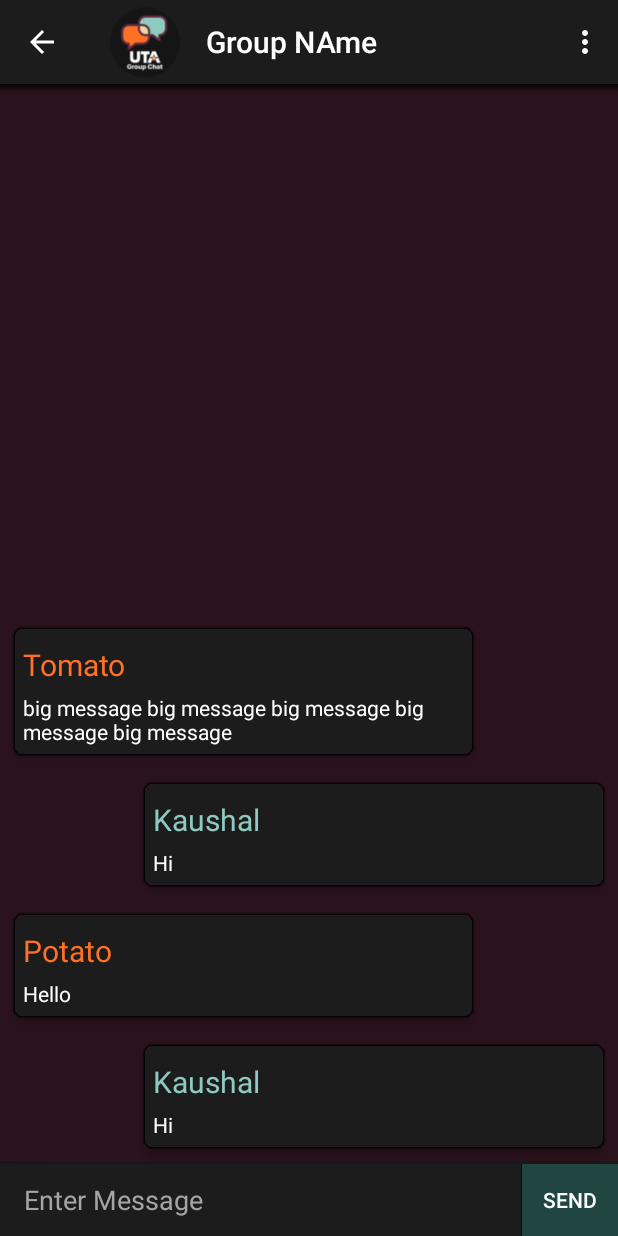
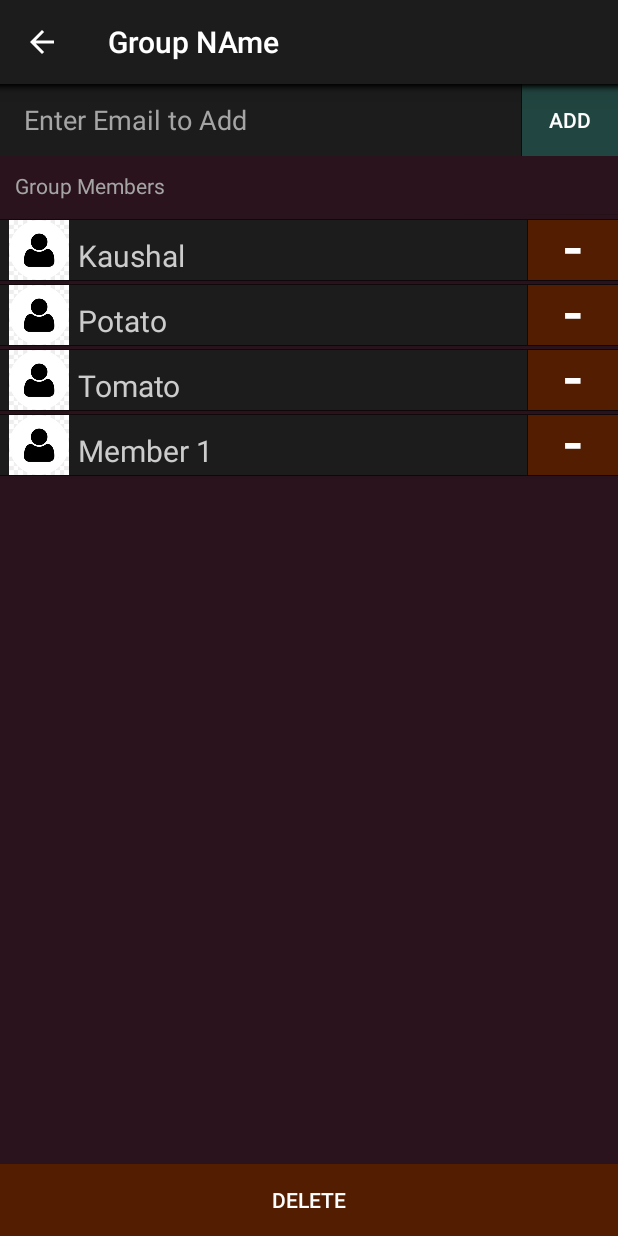
Before and after one commit to KaushalIngle/GroupChatApp, an Android app: the Chat screen opened directly, with no data from a screen before it, in the options menu, after a tap on "Manage Group", on a phone screen of 412 x 824 dp. Run offline under Robolectric (Android 15) with nearby library versions, the phone set to English and light mode, and no system bars.

Commit message:
Add Group Management, Menu and other button clicks

```diff
--- a/app/src/main/AndroidManifest.xml
+++ b/app/src/main/AndroidManifest.xml
@@ -11,6 +11,9 @@
         android:supportsRtl="true"
         android:theme="@style/Theme.GroupChatApp"
         tools:targetApi="31">
+        <activity
+            android:name=".Group"
+            android:exported="false" />
         <activity
             android:name=".Chat"
             android:exported="false" />
--- a/app/src/main/java/com/example/groupchatapp/Chat.java
+++ b/app/src/main/java/com/example/groupchatapp/Chat.java
@@ -5,10 +5,13 @@ import androidx.appcompat.app.AppCompatActivity;
 import androidx.recyclerview.widget.LinearLayoutManager;
 import androidx.recyclerview.widget.RecyclerView;
 
+import android.content.Intent;
 import android.os.Bundle;
 import android.util.Log;
 import android.view.Menu;
 import android.view.MenuInflater;
+import android.view.MenuItem;
+import android.view.View;
 import android.widget.LinearLayout;
 
 import org.json.JSONArray;
@@ -25,7 +28,6 @@ public class Chat extends AppCompatActivity {
         ActionBar actionBar = getSupportActionBar(); // or getActionBar();
         actionBar.setTitle("Group NAme");
         getSupportActionBar().setDisplayOptions(ActionBar.DISPLAY_SHOW_HOME |ActionBar.DISPLAY_SHOW_TITLE | ActionBar.DISPLAY_HOME_AS_UP | ActionBar.DISPLAY_USE_LOGO);
-        actionBar.setLogo(R.drawable.logoactionbar);
         actionBar.setElevation(20);
 
 
@@ -70,7 +72,17 @@ public class Chat extends AppCompatActivity {
             LinearLayoutManager llm = new LinearLayoutManager(this);
             llm.setReverseLayout(true);
             chatrview.setLayoutManager(llm);
-
+            ItemClickSupport.addTo(chatrview).setOnItemClickListener(
+                    new ItemClickSupport.OnItemClickListener() {
+                        @Override
+                        public void onItemClicked(RecyclerView recyclerView, int position, View v) {
+                            // do stuff
+                            Log.d("BUTTONS", "User tapped the "+position+" button on the Chat Activity");
+                            deleteChat(position);
+//                            finish();
+                        }
+                    }
+            );
         } catch (JSONException e) {
             Log.d("exception",e.toString());
         }
@@ -84,4 +96,30 @@ public class Chat extends AppCompatActivity {
         inflater.inflate(R.menu.chat_menu, menu);
         return true;
     }
+    @Override
+    public boolean onOptionsItemSelected(MenuItem item) {
+        // Handle item selection
+        switch (item.getItemId()) {
+            case R.id.manage:
+                switchtoGroupActivity();
+                return true;
+            case R.id.media:
+                return true;
+            default:
+                return super.onOptionsItemSelected(item);
+        }
+    }
+    private void switchtoGroupActivity() {
+        Intent switchActivityIntent = new Intent(this, Group.class);
+        startActivity(switchActivityIntent);
+//        finish();
+    }
+    private void deleteChat(int position){
+
+    }
+    @Override
+    public boolean onSupportNavigateUp() {
+        finish();
+        return true;
+    }
 }
--- /dev/null
+++ b/app/src/main/java/com/example/groupchatapp/Group.java
@@ -0,0 +1,85 @@
+package com.example.groupchatapp;
+
+import androidx.appcompat.app.ActionBar;
+import androidx.appcompat.app.AppCompatActivity;
+import androidx.recyclerview.widget.LinearLayoutManager;
+import androidx.recyclerview.widget.RecyclerView;
+
+import android.os.Bundle;
+import android.util.Log;
+import android.view.View;
+
+import org.json.JSONArray;
+import org.json.JSONException;
+import org.json.JSONObject;
+
+public class Group extends AppCompatActivity {
+
+    @Override
+    protected void onCreate(Bundle savedInstanceState) {
+        super.onCreate(savedInstanceState);
+        setContentView(R.layout.activity_group);
+        String message = getIntent().getStringExtra("message");
+        ActionBar actionBar = getSupportActionBar(); // or getActionBar();
+        actionBar.setTitle("Group NAme");
+        getSupportActionBar().setDisplayOptions(ActionBar.DISPLAY_SHOW_HOME |ActionBar.DISPLAY_SHOW_TITLE | ActionBar.DISPLAY_HOME_AS_UP);
+
+        actionBar.setElevation(20);
+        JSONObject memberlist= null;
+
+        try {
+            memberlist = new JSONObject(
+                    "{" +
+                            "\"members\" : " +
+                            "[" +
+                            "{" +
+                            "\"name\" : \"Kaushal\"," +
+                            "\"isAdmin\" : true,"+
+                            "\"isSelf\" : true"+
+                            "}," +
+                            "{" +
+                            "\"name\" : \"Potato\"," +
+                            "\"isAdmin\" : false,"+
+                            "\"isSelf\" : false"+
+                            "}," +
+                            "{" +
+                            "\"name\" : \"Tomato\"," +
+                            "\"isAdmin\" : false,"+
+                            "isSelf : false"+
+                            "}" +
+                            "]" +
+                            "}"
+            );
+
+            RecyclerView grouprview = (RecyclerView) findViewById(R.id.grouprecycler);
+
+
+            JSONArray grouparray = memberlist.getJSONArray("members");
+
+            GroupAdapter adapter = new GroupAdapter(grouparray);
+            grouprview.setAdapter(adapter);
+            LinearLayoutManager llm = new LinearLayoutManager(this);
+            grouprview.setLayoutManager(llm);
+//            ItemClickSupport.addTo(grouprview).setOnItemClickListener(
+//                    new ItemClickSupport.OnItemClickListener() {
+//                        @Override
+//                        public void onItemClicked(RecyclerView recyclerView, int position, View v) {
+//                            // do stuff
+//                            Log.d("BUTTONS", "User tapped the "+position+" button on the Chat Activity");
+////                            deleteChat(position);
+////                            finish();
+//                        }
+//                    }
+//            );
+
+
+        } catch (JSONException e) {
+            Log.d("exception",e.toString());
+        }
+        }
+    @Override
+    public boolean onSupportNavigateUp() {
+        finish();
+        return true;
+    }
+}
--- /dev/null
+++ b/app/src/main/java/com/example/groupchatapp/GroupAdapter.java
@@ -0,0 +1,78 @@
+
+package com.example.groupchatapp;
+
+import android.content.Context;
+import android.util.Log;
+import android.view.LayoutInflater;
+import android.view.View;
+import android.view.ViewGroup;
+import android.widget.LinearLayout;
+import android.widget.TextView;
+
+import androidx.recyclerview.widget.RecyclerView;
+
+import org.json.JSONArray;
+import org.json.JSONException;
+import org.json.JSONObject;
+
+public class GroupAdapter extends RecyclerView.Adapter<GroupAdapter.ViewHolder> {
+
+    private JSONArray members;
+
+    public GroupAdapter(JSONArray members) {
+        this.members = members;
+    }
+
+    // Provide a direct reference to each of the views within a data item
+    // Used to cache the views within the item layout for fast access
+    public class ViewHolder extends RecyclerView.ViewHolder {
+        // Your holder should contain a member variable
+        // for any view that will be set as you render a row
+        public TextView memberName;
+        // We also create a constructor that accepts the entire item row
+        // and does the view lookups to find each subview
+        public ViewHolder(View itemView) {
+            // Stores the itemView in a public final member variable that can be used
+            // to access the context from any ViewHolder instance.
+            super(itemView);
+            memberName = (TextView) itemView.findViewById(R.id.memberName);
+        }
+    }
+
+    // Usually involves inflating a layout from XML and returning the holder
+    @Override
+    public GroupAdapter.ViewHolder onCreateViewHolder(ViewGroup parent, int viewType) {
+        Context context = parent.getContext();
+        LayoutInflater inflater = LayoutInflater.from(context);
+
+        // Inflate the custom layout
+        View contactView = inflater.inflate(R.layout.group_element, parent, false);
+
+        // Return a new holder instance
+        ViewHolder viewHolder = new ViewHolder(contactView);
+        return viewHolder;
+    }
+
+    // Involves populating data into the item through holder
+    @Override
+    public void onBindViewHolder(GroupAdapter.ViewHolder holder, int position) {
+        // Get the data model based on position
+        JSONObject member;
+        try {
+            member= members.getJSONObject(position);
+            holder.memberName.setText(member.getString("name"));
+        } catch (JSONException e) {
+            Log.d("s","exceptions");
+        }
+
+
+    }
+
+    // Returns the total count of items in the list
+    @Override
+    public int getItemCount() {
+        return 4;
+    }
+
+
+}
--- a/app/src/main/java/com/example/groupchatapp/Home.java
+++ b/app/src/main/java/com/example/groupchatapp/Home.java
@@ -42,7 +42,7 @@ public class Home extends AppCompatActivity {
                         // do stuff
                         Log.d("BUTTONS", "User tapped the "+position+" button on the Home Activity");
                         switchtoChatActivity();
-                        finish();
+//                        finish();
                     }
                 }
         );
@@ -52,6 +52,12 @@ public class Home extends AppCompatActivity {
         inflater.inflate(R.menu.home_menu, menu);
         return true;
     }
+    @Override
+    public boolean onSupportNavigateUp() {
+        finish();
+        return true;
+    }
+
     private void switchtoChatActivity() {
         Intent switchActivityIntent = new Intent(this, Chat.class);
         startActivity(switchActivityIntent);
--- /dev/null
+++ b/app/src/main/res/layout/activity_group.xml
@@ -0,0 +1,86 @@
+<?xml version="1.0" encoding="utf-8"?>
+<androidx.constraintlayout.widget.ConstraintLayout xmlns:android="http://schemas.android.com/apk/res/android"
+    xmlns:app="http://schemas.android.com/apk/res-auto"
+    xmlns:tools="http://schemas.android.com/tools"
+    android:layout_width="match_parent"
+    android:layout_height="match_parent"
+    tools:context=".Group">
+    <LinearLayout
+        android:id="@+id/layout_gchat_chatbox"
+        android:orientation="vertical"
+        android:layout_width="match_parent"
+        android:layout_height="wrap_content"
+        android:background="@color/Voilet_Dark"
+        app:layout_constraintTop_toTopOf="parent"
+        app:layout_constraintStart_toStartOf="parent">
+
+
+    <RelativeLayout
+        android:elevation="20dp"
+        android:layout_width="match_parent"
+        android:layout_height="wrap_content">
+
+        <EditText
+            android:id="@+id/edit_gchat_message"
+            android:layout_width="match_parent"
+            android:layout_height="wrap_content"
+            android:layout_centerVertical="true"
+            android:layout_marginStart="0dp"
+            android:paddingLeft="16dp"
+            android:layout_toStartOf="@+id/addbutton"
+            android:background="@color/Outer_Space"
+            android:textColor="@color/Snow"
+            android:textColorHint="@color/Silver"
+            android:hint="Enter Email to Add"
+            android:inputType="text"
+            android:maxLines="6"
+            android:minHeight="48dp"
+            tools:ignore="Autofill" />
+
+        <Button
+            android:id="@+id/addbutton"
+            android:layout_width="64dp"
+            android:layout_height="48dp"
+            android:layout_alignParentEnd="true"
+            android:background="@color/Dark_Teal"
+            android:text="Add"
+            android:textColor="@color/Snow" />
+    </RelativeLayout>
+        <TextView
+            android:layout_width="match_parent"
+            android:layout_height="wrap_content"
+            android:padding="10dp"
+            android:text="Group Members"
+            android:textColor="@color/Silver"
+            android:background="@android:color/transparent"
+            ></TextView>
+    </LinearLayout>
+    <androidx.recyclerview.widget.RecyclerView
+        android:id="@+id/grouprecycler"
+        android:layout_width="match_parent"
+        android:layout_height="match_parent"
+        android:background="@color/Voilet_Dark"
+        app:layout_constrainedHeight="true"
+        app:layout_constraintBottom_toTopOf="@+id/layout_delete"
+        app:layout_constraintTop_toBottomOf="@id/layout_gchat_chatbox"
+        android:elevation="1dp"
+        />
+    <RelativeLayout
+        android:elevation="20dp"
+        android:id="@+id/layout_delete"
+        android:layout_width="match_parent"
+        android:layout_height="wrap_content"
+        app:layout_constraintTop_toBottomOf="@+id/grouprecycler"
+        app:layout_constraintBottom_toBottomOf="parent">
+
+        <Button
+            android:id="@+id/deletebutton"
+            android:layout_width="match_parent"
+            android:layout_height="48dp"
+            android:layout_alignParentEnd="true"
+            android:background="@color/Pumpkin_Dark"
+            android:text="Delete"
+            android:textColor="@color/Snow" />
+    </RelativeLayout>
+
+</androidx.constraintlayout.widget.ConstraintLayout>
--- /dev/null
+++ b/app/src/main/res/layout/group_element.xml
@@ -0,0 +1,54 @@
+<?xml version="1.0" encoding="utf-8"?>
+<LinearLayout xmlns:android="http://schemas.android.com/apk/res/android"
+    android:orientation="horizontal"
+    android:layout_width="match_parent"
+    android:layout_height="wrap_content"
+    android:background="@color/Outer_Space"
+    android:elevation="2dp"
+    android:id="@+id/item_click_support"
+    android:layout_marginTop="3dp">
+    <ImageView
+        android:layout_width="40dp"
+        android:layout_height="40dp"
+        android:background="@drawable/shade"
+        android:contentDescription="TODO"
+        android:elevation="1dp"
+        android:src="@drawable/persona"
+        android:layout_marginTop="0dp"
+        android:layout_marginLeft="6dp"
+        android:layout_marginRight="6dp"
+        >
+
+    </ImageView>
+    <LinearLayout
+        android:layout_width="match_parent"
+        android:layout_height="match_parent"
+        android:orientation="horizontal"
+        android:background="@color/Outer_Space"
+        android:layout_marginLeft="0dp">
+
+        <TextView
+            android:id="@+id/memberName"
+            android:layout_width="0dp"
+            android:layout_height="match_parent"
+            android:layout_weight="10"
+
+            android:paddingTop="10dp"
+            android:text="Member 1"
+            android:textColor="@color/Silver_Light"
+            android:textSize="20dp" />
+
+        <Button
+            android:layout_width="0dp"
+            android:layout_height="50dp"
+            android:layout_weight="2"
+            android:text="-"
+            android:textSize="40dp"
+            android:layout_marginTop="-10dp"
+            android:background="@color/Pumpkin_Dark"
+            android:elevation="5dp"
+            />
+    </LinearLayout>
+
+
+</LinearLayout>
--- a/app/src/main/res/menu/home_menu.xml
+++ b/app/src/main/res/menu/home_menu.xml
@@ -7,6 +7,9 @@
     <item android:id="@+id/newgroup"
         android:icon="@drawable/logo"
         android:title="Create New Group" />
+    <item android:id="@+id/personal"
+        android:icon="@drawable/logo"
+        android:title="Create Personal Chat" />
     <item android:id="@+id/logout"
         android:icon="@drawable/logo"
         android:title="Logout" />
--- a/app/src/main/res/values/colors.xml
+++ b/app/src/main/res/values/colors.xml
@@ -19,4 +19,5 @@
     <color name="Outer_Space">#1D1C1D</color>
     <color name="Silver">#A5A5A5</color>
     <color name="Dark_Teal">#214540</color>
+    <color name="Pumpkin_Dark">#521D00</color>
 </resources>
```
Also changed, not shown: app/src/main/res/drawable/chatsmol.png (added), app/src/main/res/drawable/persona.jpg (added).
